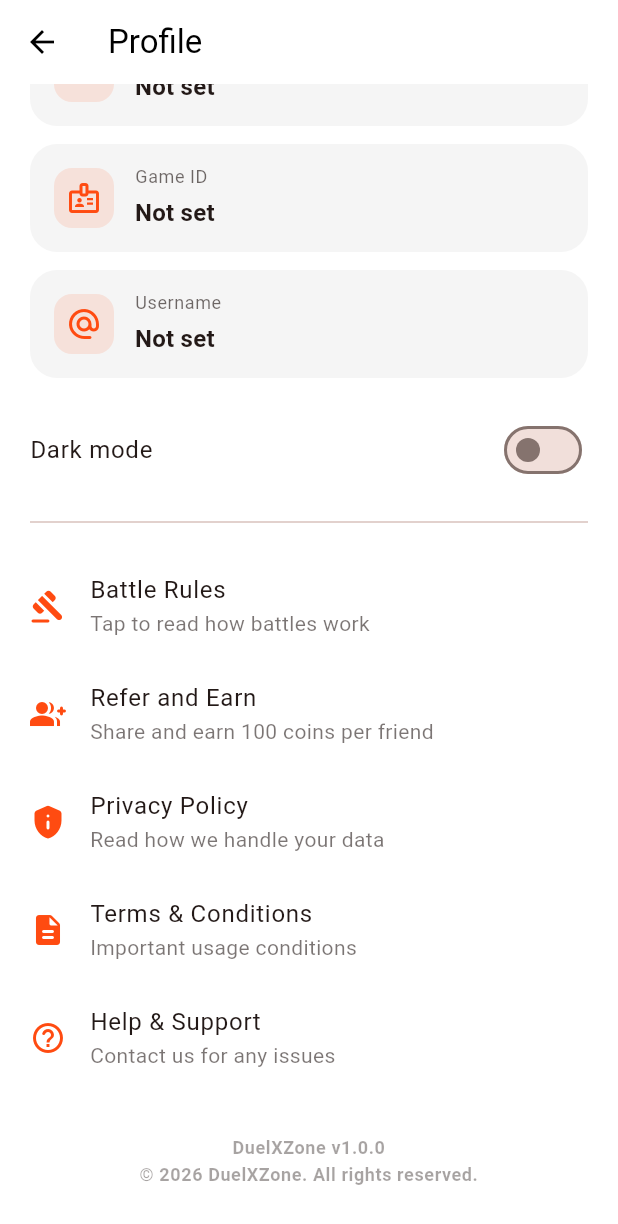
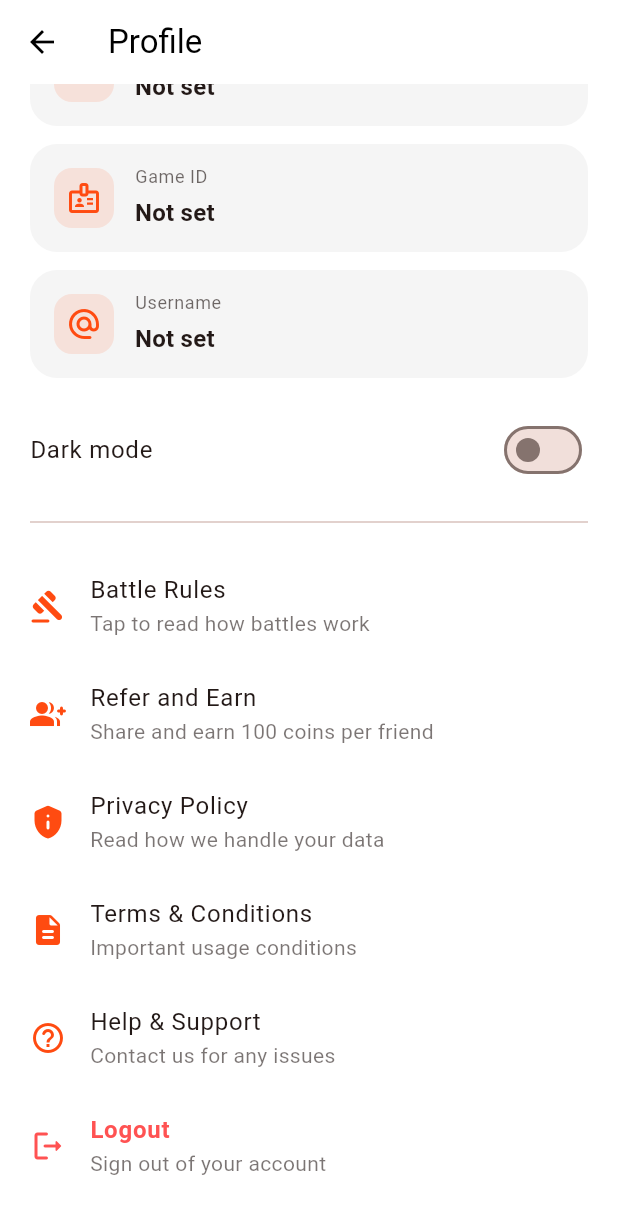
Before and after one commit to SurajChaurasia84/HydraXZone, a Flutter app: the ProfileScreen screen opened directly, scrolled down 279 dp, on a phone screen of 412 x 824 dp. Shown: the top 1224 px of the screen. Run offline on Flutter 3.47's test engine with Material 3 defaults, Android fonts, the phone set to English and light mode, and no system bars; our stand-ins replace cloud_firestore, file_picker, firebase_auth, firebase_core, firebase_storage, google_sign_in and 2 more; accounts and stored records are empty; generated files the repository leaves out were written again.

Commit message:
added logout functions

```diff
--- a/lib/screens/profile_screen.dart
+++ b/lib/screens/profile_screen.dart
@@ -2,6 +2,7 @@ import 'package:cloud_firestore/cloud_firestore.dart';
 import 'package:firebase_auth/firebase_auth.dart';
 import 'package:flutter/material.dart';
 import 'package:flutter/services.dart';
+import 'package:google_sign_in/google_sign_in.dart';
 import 'package:package_info_plus/package_info_plus.dart';
 import 'package:url_launcher/url_launcher.dart';
 
@@ -297,6 +298,21 @@ class ProfileScreen extends StatelessWidget {
                           }
                         },
                       ),
+                      ListTile(
+                        contentPadding: EdgeInsets.zero,
+                        leading: const Icon(Icons.logout_rounded, color: Colors.redAccent),
+                        title: const Text(
+                          'Logout',
+                          style: TextStyle(color: Colors.redAccent, fontWeight: FontWeight.w600),
+                        ),
+                        subtitle: Text(
+                          'Sign out of your account',
+                          style: TextStyle(
+                            color: Theme.of(context).colorScheme.onSurface.withValues(alpha: 0.6),
+                          ),
+                        ),
+                        onTap: () => _showLogoutDialog(context),
+                      ),
                       const SizedBox(height: 28),
                       FutureBuilder<PackageInfo>(
                         future: PackageInfo.fromPlatform(),
@@ -326,6 +342,34 @@ class ProfileScreen extends StatelessWidget {
             },
           );
         },
+      ),
+    );
+  }
+
+  void _showLogoutDialog(BuildContext context) {
+    showDialog(
+      context: context,
+      builder: (context) => AlertDialog(
+        title: const Text('Logout'),
+        content: const Text('Are you sure you want to logout?'),
+        shape: RoundedRectangleBorder(borderRadius: BorderRadius.circular(20)),
+        actions: [
+          TextButton(
+            onPressed: () => Navigator.pop(context),
+            child: const Text('Cancel'),
+          ),
+          TextButton(
+            onPressed: () async {
+              Navigator.pop(context);
+              await FirebaseAuth.instance.signOut();
+              await GoogleSignIn().signOut();
+            },
+            child: const Text(
+              'Logout',
+              style: TextStyle(color: Colors.redAccent, fontWeight: FontWeight.bold),
+            ),
+          ),
+        ],
       ),
     );
   }
```
